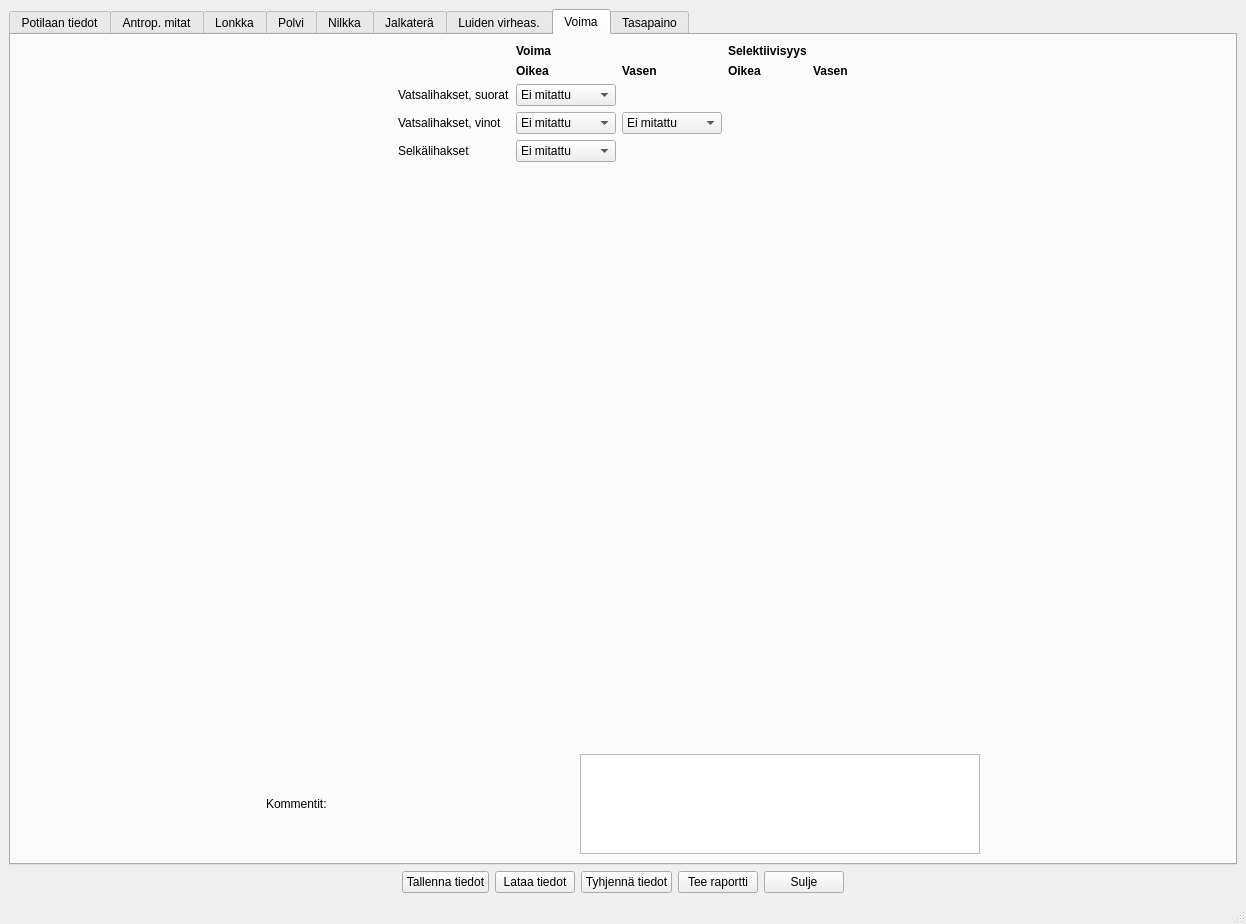
First picture: the form in tabbed_design.ui, repository jjnurminen/liikelaaj, before the edit.
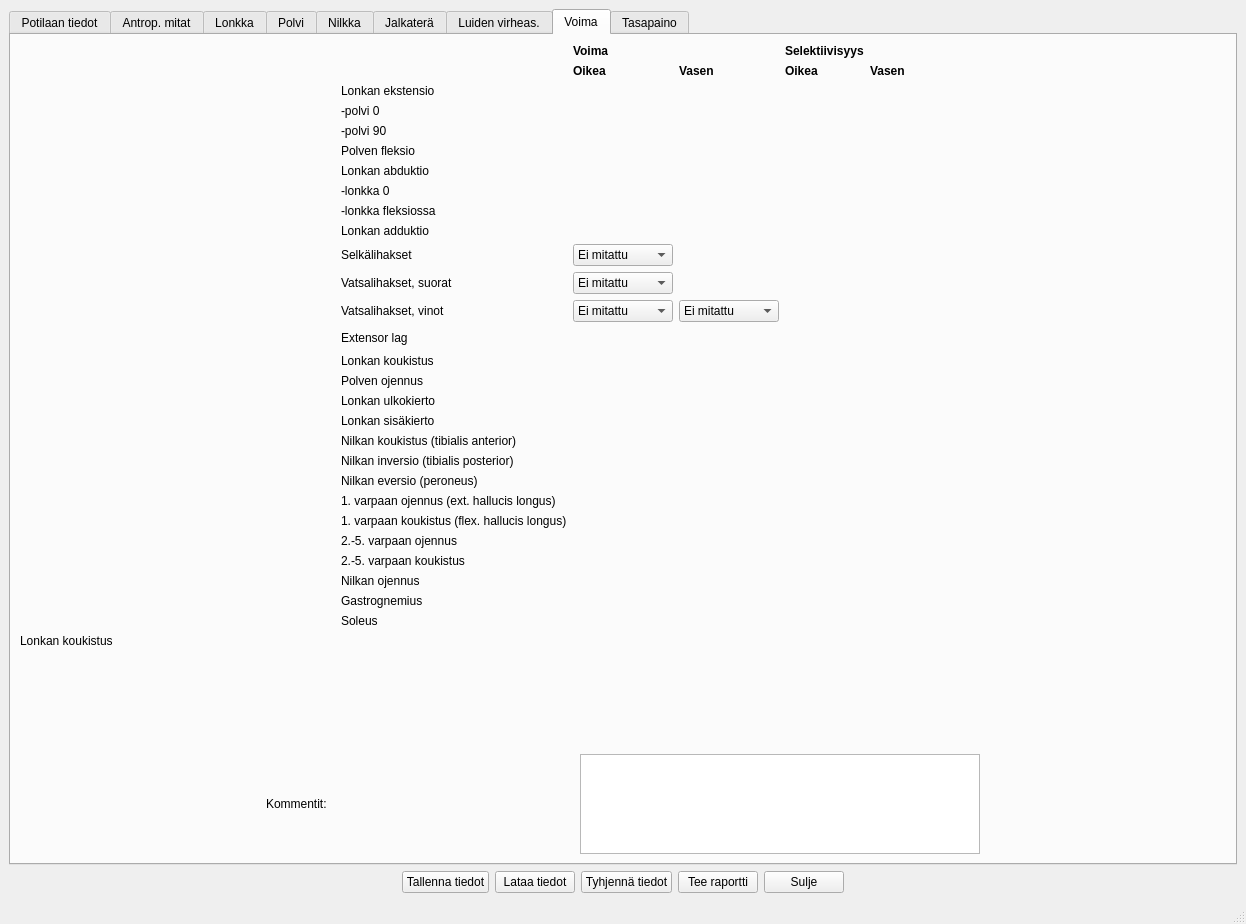
Second picture: the form after the edit. Custom widgets are drawn as their Qt base class.

Commit message: voimasivu labelit

What changed in the file:
```diff
--- a/tabbed_design.ui
+++ b/tabbed_design.ui
@@ -10284,100 +10284,17 @@
        <layout class="QVBoxLayout" name="verticalLayout_14">
         <item>
          <layout class="QGridLayout" name="gridLayout_16">
-          <item row="5" column="2">
-           <widget class="QComboBox" name="cbRyhtiVoimaSelkaOik">
-            <property name="sizePolicy">
-             <sizepolicy hsizetype="Fixed" vsizetype="Fixed">
-              <horstretch>0</horstretch>
-              <verstretch>0</verstretch>
-             </sizepolicy>
+          <item row="2" column="5">
+           <widget class="QLabel" name="label_272">
+            <property name="font">
+             <font>
+              <weight>75</weight>
+              <bold>true</bold>
+             </font>
             </property>
-            <property name="minimumSize">
-             <size>
-              <width>100</width>
-              <height>0</height>
-             </size>
+            <property name="text">
+             <string>Vasen</string>
             </property>
-            <item>
-             <property name="text">
-              <string>Ei mitattu</string>
-             </property>
-            </item>
-            <item>
-             <property name="text">
-              <string>0</string>
-             </property>
-            </item>
-            <item>
-             <property name="text">
-              <string>0+</string>
-             </property>
-            </item>
-            <item>
-             <property name="text">
-              <string>1-</string>
-             </property>
-            </item>
-            <item>
-             <property name="text">
-              <string>1</string>
-             </property>
-            </item>
-            <item>
-             <property name="text">
-              <string>1+</string>
-             </property>
-            </item>
-            <item>
-             <property name="text">
-              <string>2-</string>
-             </property>
-            </item>
-            <item>
-             <property name="text">
-              <string>2</string>
-             </property>
-            </item>
-            <item>
-             <property name="text">
-              <string>2+</string>
-             </property>
-            </item>
-            <item>
-             <property name="text">
-              <string>3-</string>
-             </property>
-            </item>
-            <item>
-             <property name="text">
-              <string>3</string>
-             </property>
-            </item>
-            <item>
-             <property name="text">
-              <string>3+</string>
-             </property>
-            </item>
-            <item>
-             <property name="text">
-              <string>4</string>
-             </property>
-            </item>
-            <item>
-             <property name="text">
-              <string>4+</string>
-             </property>
-            </item>
-            <item>
-             <property name="text">
-              <string>5-</string>
-             </property>
-            </item>
-            <item>
-             <property name="text">
-              <string>5</string>
-             </property>
-            </item>
            </widget>
           </item>
           <item row="2" column="2">
@@ -10393,7 +10310,58 @@
             </property>
            </widget>
           </item>
-          <item row="4" column="3">
+          <item row="9" column="1">
+           <widget class="QLabel" name="label_301">
+            <property name="text">
+             <string>-lonkka fleksiossa</string>
+            </property>
+           </widget>
+          </item>
+          <item row="24" column="1">
+           <widget class="QLabel" name="label_319">
+            <property name="text">
+             <string>2.-5. varpaan ojennus</string>
+            </property>
+           </widget>
+          </item>
+          <item row="1" column="4">
+           <widget class="QLabel" name="label_260">
+            <property name="font">
+             <font>
+              <weight>75</weight>
+              <bold>true</bold>
+             </font>
+            </property>
+            <property name="text">
+             <string>Selektiivisyys</string>
+            </property>
+            <property name="textFormat">
+             <enum>Qt::AutoText</enum>
+            </property>
+           </widget>
+          </item>
+          <item row="21" column="1">
+           <widget class="QLabel" name="label_316">
+            <property name="text">
+             <string>Nilkan eversio (peroneus)</string>
+            </property>
+           </widget>
+          </item>
+          <item row="22" column="1">
+           <widget class="QLabel" name="label_317">
+            <property name="text">
+             <string>1. varpaan ojennus (ext. hallucis longus)</string>
+            </property>
+           </widget>
+          </item>
+          <item row="15" column="1">
+           <widget class="QLabel" name="label_311">
+            <property name="text">
+             <string>Lonkan koukistus</string>
+            </property>
+           </widget>
+          </item>
+          <item row="13" column="3">
            <widget class="QComboBox" name="cbRyhtiVoimaVatsaVinotVas">
             <property name="sizePolicy">
              <sizepolicy hsizetype="Fixed" vsizetype="Fixed">
@@ -10489,7 +10457,7 @@
             </item>
            </widget>
           </item>
-          <item row="4" column="2">
+          <item row="13" column="2">
            <widget class="QComboBox" name="cbRyhtiVoimaVatsaVinotOik">
             <property name="sizePolicy">
              <sizepolicy hsizetype="Fixed" vsizetype="Fixed">
@@ -10585,14 +10553,7 @@
             </item>
            </widget>
           </item>
-          <item row="5" column="1">
-           <widget class="QLabel" name="label_271">
-            <property name="text">
-             <string>Selkälihakset</string>
-            </property>
-           </widget>
-          </item>
-          <item row="5" column="6">
+          <item row="14" column="6">
            <spacer name="horizontalSpacer_67">
             <property name="orientation">
              <enum>Qt::Horizontal</enum>
@@ -10618,14 +10579,14 @@
             </property>
            </widget>
           </item>
-          <item row="4" column="1">
+          <item row="13" column="1">
            <widget class="QLabel" name="label_305">
             <property name="text">
              <string>Vatsalihakset, vinot</string>
             </property>
            </widget>
           </item>
-          <item row="3" column="2">
+          <item row="12" column="2">
            <widget class="QComboBox" name="cbRyhtiVoimaVatsaSuorat">
             <property name="sizePolicy">
              <sizepolicy hsizetype="Fixed" vsizetype="Fixed">
@@ -10734,14 +10695,14 @@
             </property>
            </widget>
           </item>
-          <item row="3" column="1">
+          <item row="12" column="1">
            <widget class="QLabel" name="label_278">
             <property name="text">
              <string>Vatsalihakset, suorat</string>
             </property>
            </widget>
           </item>
-          <item row="5" column="0">
+          <item row="14" column="0">
            <spacer name="horizontalSpacer_66">
             <property name="orientation">
              <enum>Qt::Horizontal</enum>
@@ -10770,37 +10731,244 @@
             </property>
            </widget>
           </item>
-          <item row="2" column="5">
-           <widget class="QLabel" name="label_272">
-            <property name="font">
-             <font>
-              <weight>75</weight>
-              <bold>true</bold>
-             </font>
+          <item row="19" column="1">
+           <widget class="QLabel" name="label_314">
+            <property name="text">
+             <string>Nilkan koukistus (tibialis anterior)</string>
             </property>
+           </widget>
+          </item>
+          <item row="3" column="1">
+           <widget class="QLabel" name="label_294">
             <property name="text">
-             <string>Vasen</string>
+             <string>Lonkan ekstensio</string>
             </property>
            </widget>
           </item>
-          <item row="1" column="4">
-           <widget class="QLabel" name="label_260">
-            <property name="font">
-             <font>
-              <weight>75</weight>
-              <bold>true</bold>
-             </font>
+          <item row="16" column="1">
+           <widget class="QLabel" name="label_308">
+            <property name="text">
+             <string>Polven ojennus</string>
             </property>
+           </widget>
+          </item>
+          <item row="14" column="1">
+           <widget class="QLabel" name="label_307">
             <property name="text">
-             <string>Selektiivisyys</string>
+             <string>Extensor lag</string>
             </property>
-            <property name="textFormat">
-             <enum>Qt::AutoText</enum>
+           </widget>
+          </item>
+          <item row="11" column="2">
+           <widget class="QComboBox" name="cbRyhtiVoimaSelkaOik">
+            <property name="sizePolicy">
+             <sizepolicy hsizetype="Fixed" vsizetype="Fixed">
+              <horstretch>0</horstretch>
+              <verstretch>0</verstretch>
+             </sizepolicy>
+            </property>
+            <property name="minimumSize">
+             <size>
+              <width>100</width>
+              <height>0</height>
+             </size>
+            </property>
+            <item>
+             <property name="text">
+              <string>Ei mitattu</string>
+             </property>
+            </item>
+            <item>
+             <property name="text">
+              <string>0</string>
+             </property>
+            </item>
+            <item>
+             <property name="text">
+              <string>0+</string>
+             </property>
+            </item>
+            <item>
+             <property name="text">
+              <string>1-</string>
+             </property>
+            </item>
+            <item>
+             <property name="text">
+              <string>1</string>
+             </property>
+            </item>
+            <item>
+             <property name="text">
+              <string>1+</string>
+             </property>
+            </item>
+            <item>
+             <property name="text">
+              <string>2-</string>
+             </property>
+            </item>
+            <item>
+             <property name="text">
+              <string>2</string>
+             </property>
+            </item>
+            <item>
+             <property name="text">
+              <string>2+</string>
+             </property>
+            </item>
+            <item>
+             <property name="text">
+              <string>3-</string>
+             </property>
+            </item>
+            <item>
+             <property name="text">
+              <string>3</string>
+             </property>
+            </item>
+            <item>
+             <property name="text">
+              <string>3+</string>
+             </property>
+            </item>
+            <item>
+             <property name="text">
+              <string>4</string>
+             </property>
+            </item>
+            <item>
+             <property name="text">
+              <string>4+</string>
+             </property>
+            </item>
+            <item>
+             <property name="text">
+              <string>5-</string>
+             </property>
+            </item>
+            <item>
+             <property name="text">
+              <string>5</string>
+             </property>
+            </item>
+           </widget>
+          </item>
+          <item row="7" column="1">
+           <widget class="QLabel" name="label_298">
+            <property name="text">
+             <string>Lonkan abduktio</string>
+            </property>
+           </widget>
+          </item>
+          <item row="6" column="1">
+           <widget class="QLabel" name="label_297">
+            <property name="text">
+             <string>Polven fleksio</string>
+            </property>
+           </widget>
+          </item>
+          <item row="10" column="1">
+           <widget class="QLabel" name="label_302">
+            <property name="text">
+             <string>Lonkan adduktio</string>
+            </property>
+           </widget>
+          </item>
+          <item row="8" column="1">
+           <widget class="QLabel" name="label_299">
+            <property name="text">
+             <string>-lonkka 0</string>
+            </property>
+           </widget>
+          </item>
+          <item row="11" column="1">
+           <widget class="QLabel" name="label_271">
+            <property name="text">
+             <string>Selkälihakset</string>
+            </property>
+           </widget>
+          </item>
+          <item row="4" column="1">
+           <widget class="QLabel" name="label_295">
+            <property name="text">
+             <string>-polvi 0</string>
+            </property>
+           </widget>
+          </item>
+          <item row="17" column="1">
+           <widget class="QLabel" name="label_312">
+            <property name="text">
+             <string>Lonkan ulkokierto</string>
+            </property>
+           </widget>
+          </item>
+          <item row="20" column="1">
+           <widget class="QLabel" name="label_315">
+            <property name="text">
+             <string>Nilkan inversio (tibialis posterior)</string>
+            </property>
+           </widget>
+          </item>
+          <item row="18" column="1">
+           <widget class="QLabel" name="label_313">
+            <property name="text">
+             <string>Lonkan sisäkierto</string>
+            </property>
+           </widget>
+          </item>
+          <item row="23" column="1">
+           <widget class="QLabel" name="label_318">
+            <property name="text">
+             <string>1. varpaan koukistus (flex. hallucis longus)</string>
+            </property>
+           </widget>
+          </item>
+          <item row="26" column="1">
+           <widget class="QLabel" name="label_321">
+            <property name="text">
+             <string>Nilkan ojennus</string>
+            </property>
+           </widget>
+          </item>
+          <item row="25" column="1">
+           <widget class="QLabel" name="label_320">
+            <property name="text">
+             <string>2.-5. varpaan koukistus</string>
+            </property>
+           </widget>
+          </item>
+          <item row="27" column="1">
+           <widget class="QLabel" name="label_322">
+            <property name="text">
+             <string>Gastrognemius</string>
+            </property>
+           </widget>
+          </item>
+          <item row="28" column="1">
+           <widget class="QLabel" name="label_323">
+            <property name="text">
+             <string>Soleus</string>
+            </property>
+           </widget>
+          </item>
+          <item row="5" column="1">
+           <widget class="QLabel" name="label_296">
+            <property name="text">
+             <string>-polvi 90</string>
             </property>
            </widget>
           </item>
          </layout>
         </item>
+        <item>
+         <widget class="QLabel" name="label_310">
+          <property name="text">
+           <string>Lonkan koukistus</string>
+          </property>
+         </widget>
+        </item>
         <item>
          <spacer name="verticalSpacer_17">
           <property name="orientation">
```
Left out of the diff: 1 changed line with no effect on the pictures.
